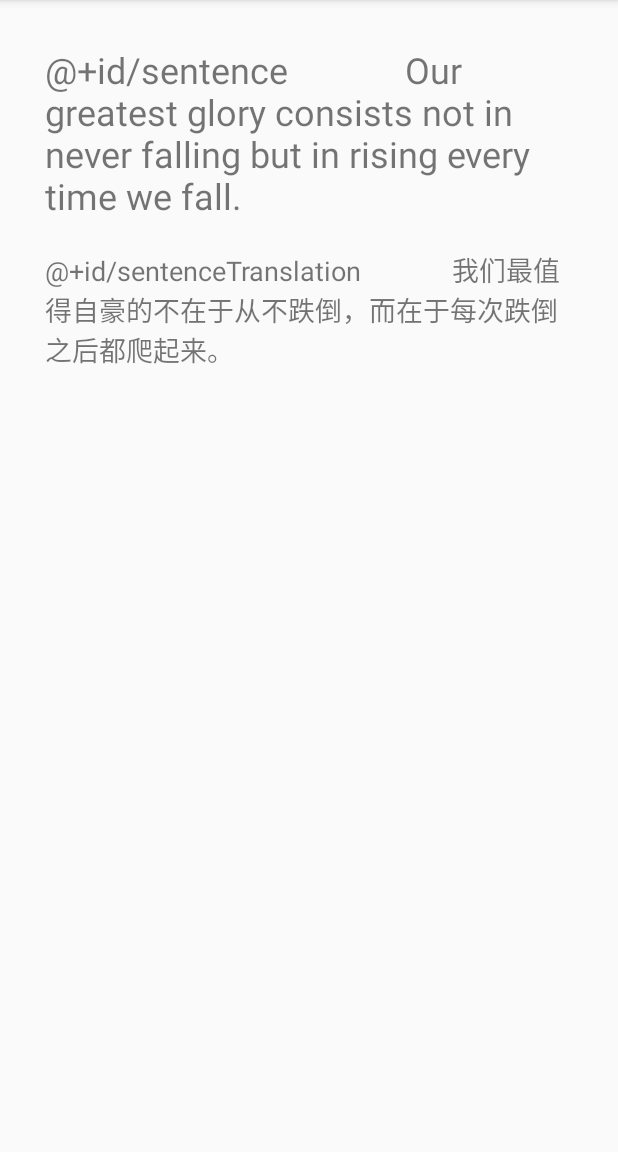
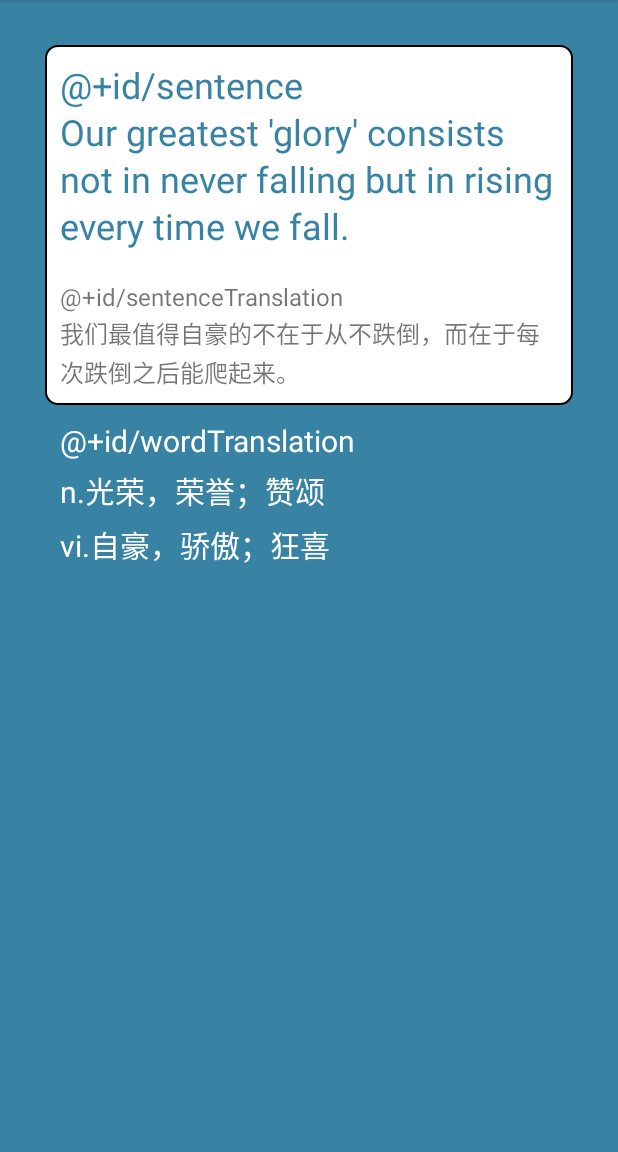
Before and after one commit to qjijk/Lingvists, an Android app: the World screen opened directly, with no data from a screen before it, on a phone screen of 412 x 824 dp, the part 84-1236 px from its top. Run offline under Robolectric (Android 15) with nearby library versions, the phone set to English and light mode, and no system bars.

Commit message:
单词界面——2

```diff
--- a/app/src/main/AndroidManifest.xml
+++ b/app/src/main/AndroidManifest.xml
@@ -9,7 +9,11 @@
         android:roundIcon="@mipmap/ic_launcher_round"
         android:supportsRtl="true"
         android:theme="@style/AppTheme">
-        <activity android:name=".World"></activity>
+        <meta-data
+            android:name="com.google.android.actions"
+            android:resource="@xml/shape_radius" />
+
+        <activity android:name=".World" />
         <activity
             android:name=".MainActivity"
             android:label="@string/app_name">
--- a/app/src/main/java/com/url/msi/lingvist/MainActivity.java
+++ b/app/src/main/java/com/url/msi/lingvist/MainActivity.java
@@ -1,5 +1,6 @@
 package com.url.msi.lingvist;
 
+import android.annotation.SuppressLint;
 import android.app.Activity;
 import android.database.Cursor;
 import android.database.sqlite.SQLiteDatabase;
@@ -51,7 +52,7 @@ public class MainActivity extends AppCompatActivity {
         if (savedInstanceState == null) {
             getSupportFragmentManager().beginTransaction().replace(R.id.main_frame_layout, new HomeFragment()).commit();
         }
-        setWordDemande();
+        //setWordDemande();
 
     }
 
--- /dev/null
+++ b/app/src/main/res/drawable/shape_radius.xml
@@ -0,0 +1,20 @@
+<?xml version="1.0" encoding="utf-8"?>
+    <shape xmlns:android="http://schemas.android.com/apk/res/android"
+        android:shape="rectangle">
+        <!-- rectangle表示为矩形 -->
+
+        <!-- 填充的颜色 -->
+        <solid android:color="#ffffff" />
+
+        <!-- 边框的颜色和粗细 -->
+        <stroke
+            android:width="1dp"
+            android:color="#000000"
+            />
+
+        <!-- android:radius 圆角的半径 -->
+        <corners
+            android:radius="8dp"
+            />
+
+    </shape>
--- a/app/src/main/res/layout/activity_world.xml
+++ b/app/src/main/res/layout/activity_world.xml
@@ -14,16 +14,25 @@
         android:orientation="vertical"
         app:layout_constraintBottom_toBottomOf="parent"
         app:layout_constraintTop_toTopOf="parent"
-        android:layout_margin="20dp">
+        android:padding="30dp"
+        android:background="@color/colorPrimary">
+        <LinearLayout
+            android:layout_width="wrap_content"
+            android:layout_height="wrap_content"
+            android:orientation="vertical"
+
+            android:background="@drawable/shape_radius">
+
 
         <TextView
             android:id="@+id/sentence"
             android:layout_width="wrap_content"
             android:layout_height="wrap_content"
             android:layout_margin="10dp"
-            android:text="\@+id/sentence
-            Our greatest glory consists not in never falling but in rising every time we fall."
+            android:text="\@+id/sentence\nOur greatest 'glory' consists not in never falling but in rising every time we fall."
             android:textSize="24sp"
+            android:lineSpacingExtra="3dp"
+            android:textColor="@color/colorPrimary"
             app:layout_constraintEnd_toEndOf="parent"
             app:layout_constraintStart_toStartOf="parent" />
 
@@ -31,10 +40,21 @@
             android:id="@+id/sentenceTranslation"
             android:layout_width="wrap_content"
             android:layout_height="wrap_content"
-            android:text="\@+id/sentenceTranslation
-            我们最值得自豪的不在于从不跌倒，而在于每次跌倒之后都爬起来。"
+            android:text="\@+id/sentenceTranslation\n我们最值得自豪的不在于从不跌倒，而在于每次跌倒之后能爬起来。"
             android:layout_margin="10dp"
-            android:textSize="18sp"/>
+            android:lineSpacingExtra="2dp"
+            android:textSize="16sp"/>
+        </LinearLayout>
+
+        <TextView
+            android:id="@+id/wordTranslation"
+            android:layout_width="wrap_content"
+            android:layout_height="wrap_content"
+            android:text="\@+id/wordTranslation\nn.光荣，荣誉；赞颂\nvi.自豪，骄傲；狂喜"
+            android:layout_margin="10dp"
+            android:textSize="20sp"
+            android:lineSpacingExtra="6dp"
+            android:textColor="#ffffff"/>
 
     </LinearLayout>
 </android.support.constraint.ConstraintLayout>
```
